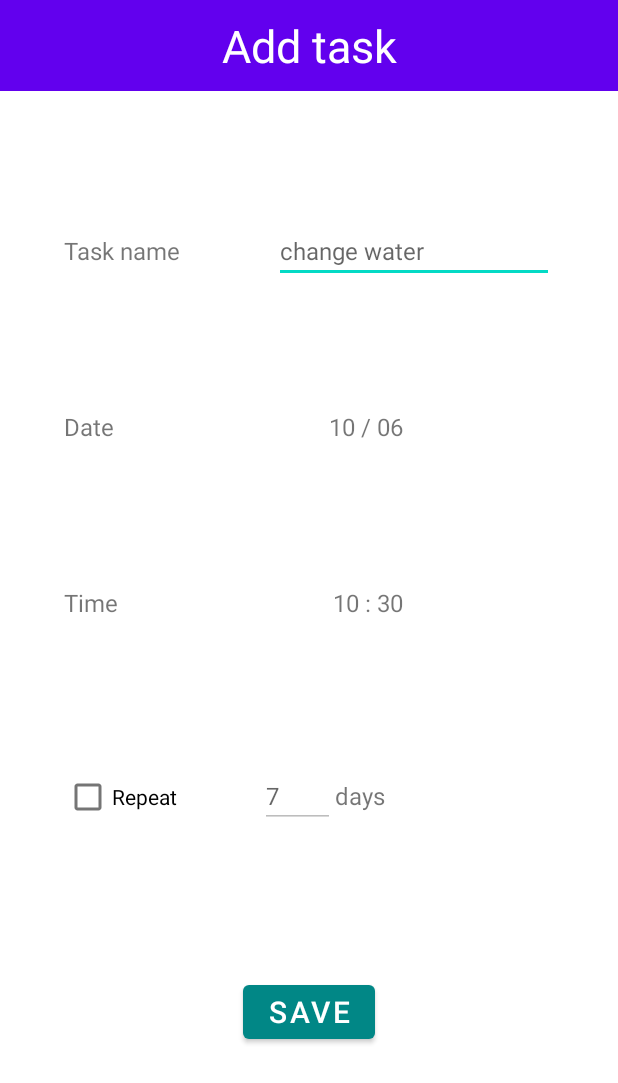
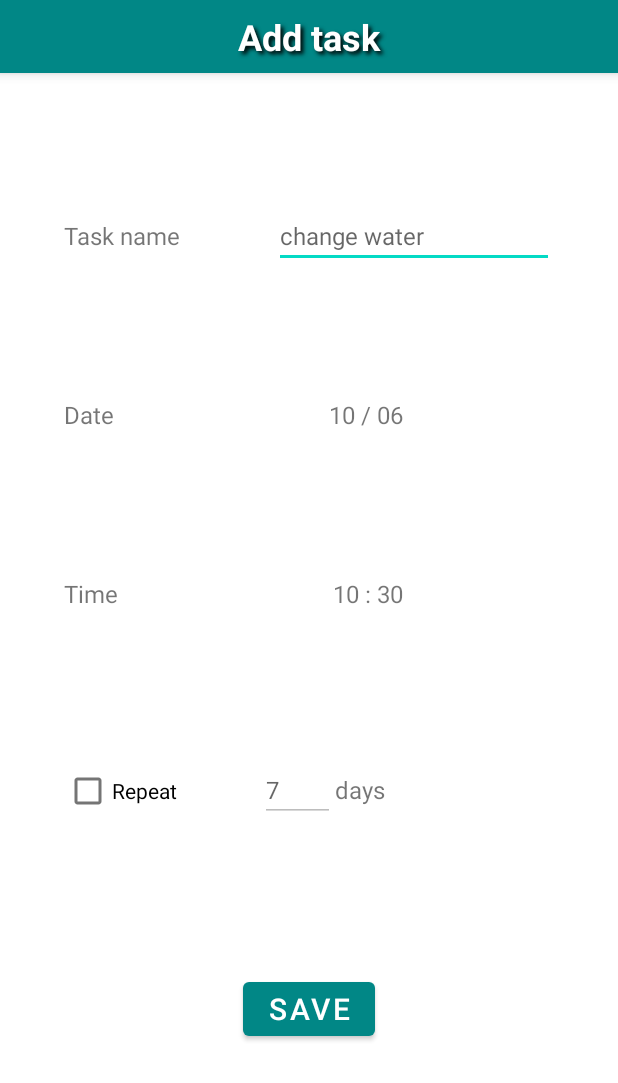
Before and after one commit to HirotoMori1029/AquaCare01, an Android app: the AddTaskActivity screen opened directly, with no data from a screen before it, on a phone screen of 412 x 824 dp. Shown: the top 1083 px of the screen. Run offline under Robolectric (Android 15) with nearby library versions, the phone set to English and light mode, and no system bars.

Commit message:
HomeFragmentとAddTaskActivityのデザインを修正

```diff
--- a/app/src/main/res/layout/activity_add_task.xml
+++ b/app/src/main/res/layout/activity_add_task.xml
@@ -10,12 +10,19 @@
         android:id="@+id/addTaskTitle"
         android:layout_width="match_parent"
         android:layout_height="wrap_content"
-        android:background="@color/design_default_color_primary"
+        android:textSize="24sp"
+        android:textStyle="bold"
+        android:textColor="@color/white"
         android:gravity="center_horizontal"
-        android:padding="10dp"
+        android:paddingTop="8dp"
+        android:paddingBottom="8dp"
+        android:background="@color/teal_700"
+        android:shadowColor="#000000"
+        android:shadowDx="3"
+        android:shadowDy="3"
+        android:shadowRadius="3"
+        android:elevation="5dp"
         android:text="@string/add_task_title"
-        android:textColor="@color/white"
-        android:textSize="30sp"
         app:layout_constraintStart_toStartOf="parent"
         app:layout_constraintTop_toTopOf="parent" />
 
--- a/app/src/main/res/layout/fragment_home.xml
+++ b/app/src/main/res/layout/fragment_home.xml
@@ -18,7 +18,7 @@
         android:gravity="center_horizontal"
         android:paddingTop="8dp"
         android:paddingBottom="8dp"
-        android:background="@color/design_default_color_primary"
+        android:background="@color/teal_700"
         android:shadowColor="#000000"
         android:shadowDx="3"
         android:shadowDy="3"
--- a/app/src/main/res/layout/fragment_notification.xml
+++ b/app/src/main/res/layout/fragment_notification.xml
@@ -15,7 +15,7 @@
         android:text="@string/alarm_list"
         android:textSize="24sp"
         android:gravity="center_horizontal"
-        android:background="@color/design_default_color_primary"
+        android:background="@color/teal_700"
         android:textColor="@color/white"
         android:textStyle="bold"
         android:elevation="5dp"
--- a/app/src/main/res/layout/fragment_record.xml
+++ b/app/src/main/res/layout/fragment_record.xml
@@ -18,7 +18,7 @@
         android:gravity="center_horizontal"
         android:paddingTop="8dp"
         android:paddingBottom="8dp"
-        android:background="@color/design_default_color_primary"
+        android:background="@color/teal_700"
         android:shadowColor="#000000"
         android:shadowDx="3"
         android:shadowDy="3"
--- a/app/src/main/res/layout/record_row.xml
+++ b/app/src/main/res/layout/record_row.xml
@@ -39,6 +39,7 @@
         android:elevation="3dp"
         android:padding="4dp"
         android:layout_margin="12dp"
+        android:scaleType="fitXY"
         tools:srcCompat="@tools:sample/avatars"
         app:layout_constraintStart_toStartOf="parent"
         app:layout_constraintEnd_toEndOf="parent"
--- a/app/src/main/res/values/strings.xml
+++ b/app/src/main/res/values/strings.xml
@@ -1,5 +1,5 @@
 <resources>
-    <string name="app_name">AquariumCare</string>
+    <string name="app_name">FishCare</string>
     <string name="home">Home</string>
     <string name="recode">Recode</string>
     <string name="notification">Notification</string>
```
Also changed, not shown: app/src/main/java/com/websarva/wings/android/aquacare01/MyBroadcastReceiver.kt (+13 -10 lines).
